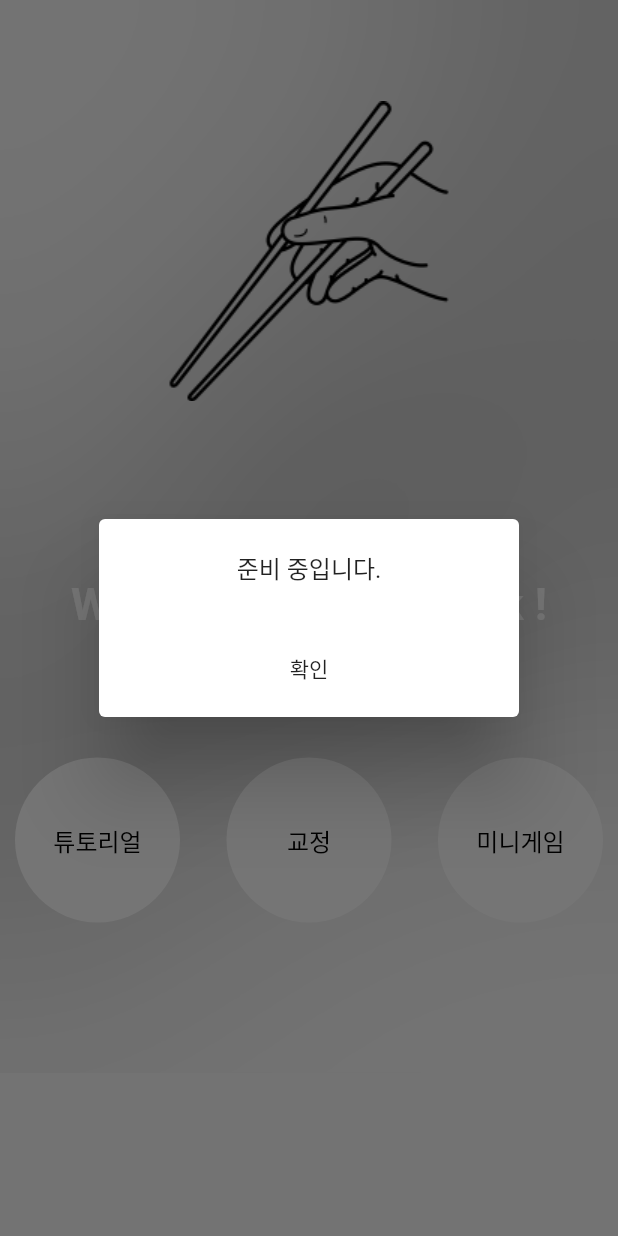
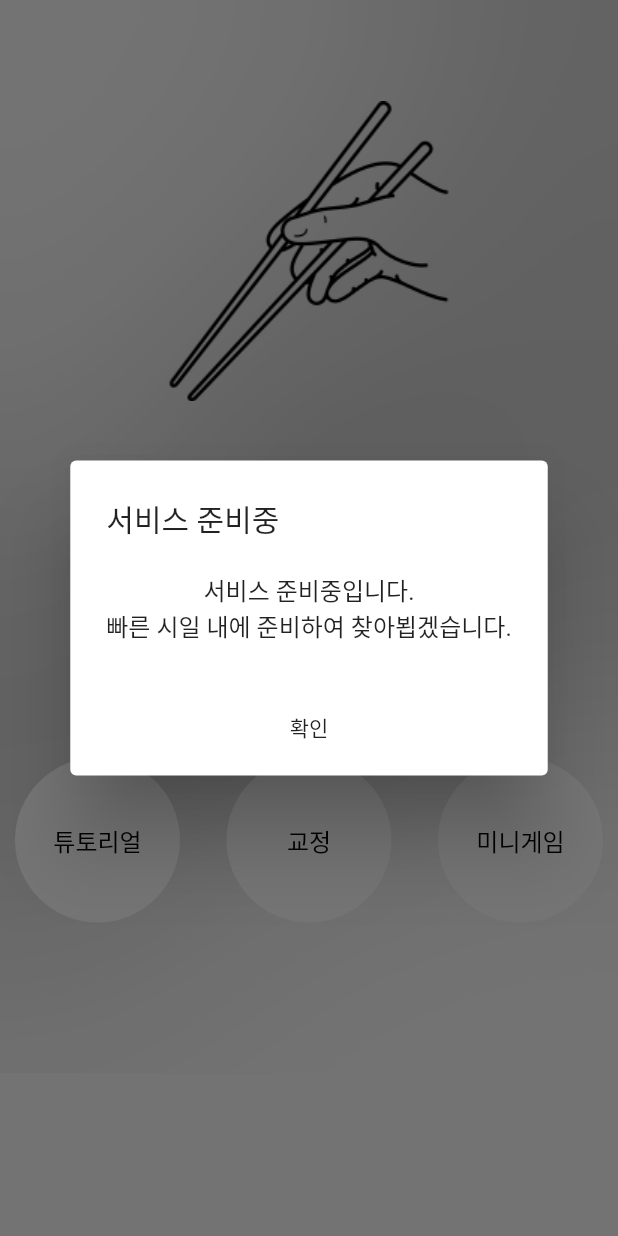
Before and after one commit to 2022HUE/Firstick-APP, a Flutter app: the screen it shows after launch, after a tap on "교정", on a phone screen of 412 x 824 dp. Run offline on Flutter 3.47's test engine with Material 2 defaults, Android fonts, the phone set to English and light mode, and no system bars; drawn by our look-alikes of animated_text_kit; our stand-ins replace camera, video_player; missing offline and left inert: tflite_flutter.

Commit message:
Chore: Popup 메시지 변경

```diff
--- a/lib/screen/home_screen.dart
+++ b/lib/screen/home_screen.dart
@@ -109,7 +109,7 @@ class _HomeScreenState extends State<HomeScreen> {
                                                     rnd], // 속담 랜덤으로 애니메이션 적용해서 출력
                                                 speed: const Duration(
                                                     milliseconds:
-                                                        300)) // 애니메이셔 글자당 일시중지 시간
+                                                        300)) // 애니메이션 글자당 일시중지 시간
                                           ],
                                           repeatForever: true, // 애니메이션 영원히 반복
                                           pause: const Duration(
@@ -155,7 +155,9 @@ class _HomeScreenState extends State<HomeScreen> {
                                               builder: (BuildContext context) {
                                                 return AlertDialog(
                                                   // 팝업 알람 띄우기
-                                                  content: Text("준비 중입니다.",
+                                                  title: Text("서비스 준비중"),
+                                                  content: Text(
+                                                      "서비스 준비중입니다.\n빠른 시일 내에 준비하여 찾아뵙겠습니다.",
                                                       textAlign: TextAlign
                                                           .center), // 글씨 중앙 정렬
                                                   actions: [
@@ -192,7 +194,9 @@ class _HomeScreenState extends State<HomeScreen> {
                                               builder: (BuildContext context) {
                                                 return AlertDialog(
                                                   // 팝업 알람 띄우기
-                                                  content: Text("준비 중입니다.",
+                                                  title: Text("서비스 준비중"),
+                                                  content: Text(
+                                                      "서비스 준비중입니다.\n빠른 시일 내에 준비하여 찾아뵙겠습니다.",
                                                       textAlign: TextAlign
                                                           .center), // 글씨 중앙 정렬
                                                   actions: [
```
